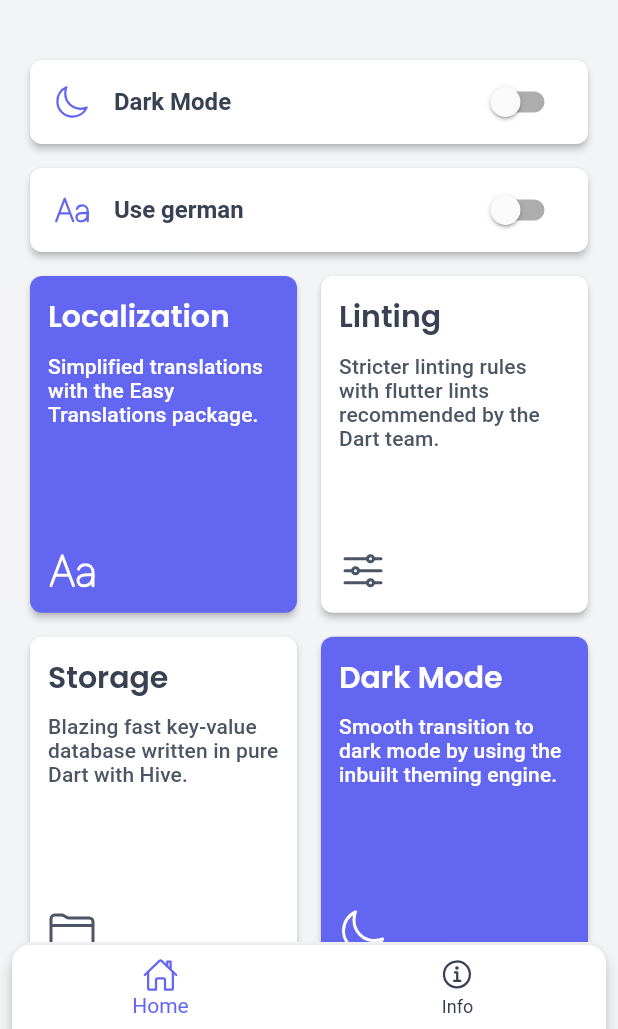
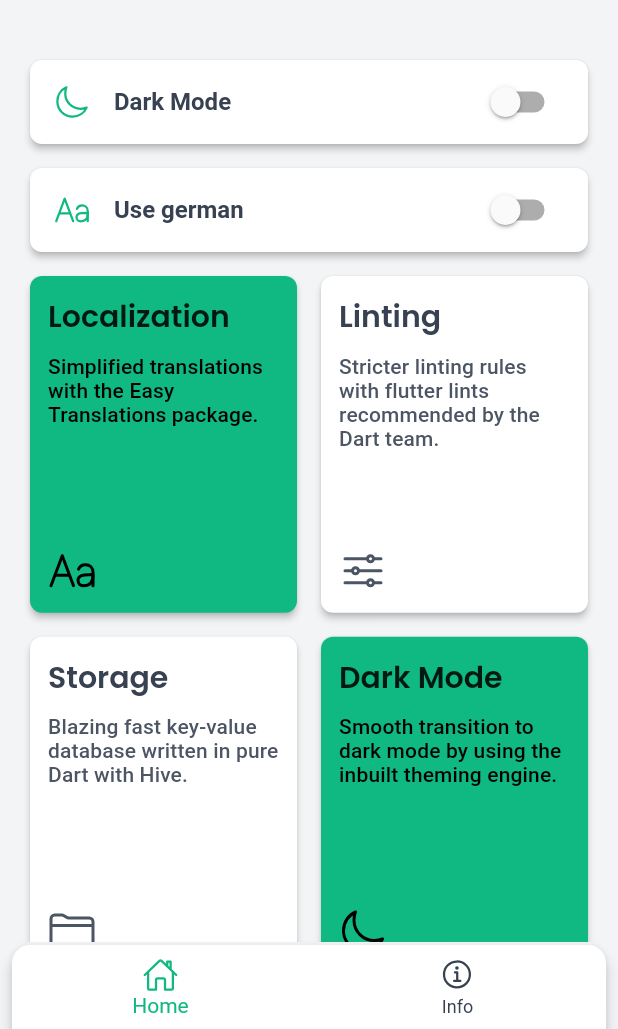
Before and after one commit to MohamedHana/mawquot, a Flutter app: the screen it shows after launch, on a phone screen of 412 x 824 dp, the part 207-1236 px from its top. Run offline on Flutter 3.47's test engine with Material 2 defaults, Android fonts, the light colour scheme and no system bars; our stand-ins replace bloc, easy_localization, equatable, flutter_bloc, hive, hydrated_bloc and 1 more; missing offline and left inert: flutter_displaymode; accounts and stored records are empty.

Commit message:
Initiated application themes and branding color

```diff
--- a/lib/config/theme.dart
+++ b/lib/config/theme.dart
@@ -5,19 +5,19 @@ class AppThemes {
   ///
   /// https://tailwindcss.com/docs/customizing-colors
 
-  static const int _primaryColor = 0xFF6366F1;
+  static const int _primaryColor = 0xFF10B981;
   static const MaterialColor primarySwatch =
       MaterialColor(_primaryColor, <int, Color>{
-    50: Color(0xFFECEDFD),
-    100: Color(0xFFD0D1FB),
-    200: Color(0xFFB1B3F8),
-    300: Color(0xFF9294F5),
-    400: Color(0xFF7A7DF3),
+    50: Color(0xFFECFDF5),
+    100: Color(0xFFD1FAE5),
+    200: Color(0xFFA7F3D0),
+    300: Color(0xFF6EE7B7),
+    400: Color(0xFF34D399),
     500: Color(_primaryColor),
-    600: Color(0xFF5B5EEF),
-    700: Color(0xFF5153ED),
-    800: Color(0xFF4749EB),
-    900: Color(0xFF3538E7),
+    600: Color(0xFF059669),
+    700: Color(0xFF047857),
+    800: Color(0xFF065F46),
+    900: Color(0xFF064E3B),
   });
 
   static const int _textColor = 0xFF6B7280;
--- a/lib/ui/widgets/app_bar_gone.dart
+++ b/lib/ui/widgets/app_bar_gone.dart
@@ -10,13 +10,13 @@ class AppBarGone extends StatelessWidget implements PreferredSizeWidget {
 
     /// This is a reliable way to change the statusbar icons and color
     return AppBar(
-      backwardsCompatibility: false,
+      // backwardsCompatibility: false,
       systemOverlayStyle: SystemUiOverlayStyle(
           statusBarColor: Colors.transparent,
           statusBarIconBrightness: brightness == Brightness.dark
               ? Brightness.light
               : Brightness.dark),
-      brightness: brightness,
+      // brightness: brightness,
       backgroundColor: Colors.transparent,
       elevation: 0,
       bottomOpacity: 0,
--- a/pubspec.yaml
+++ b/pubspec.yaml
@@ -34,7 +34,7 @@ dependencies:
   # Use with the CupertinoIcons class for iOS style icons.
   cupertino_icons: ^1.0.2
 
-  # App required packages
+  # App custom packages
   bloc: ^7.2.1
   flutter_bloc: ^7.3.0
   hydrated_bloc: ^7.1.0
@@ -56,6 +56,8 @@ dev_dependencies:
   # package. See that file for information about deactivating specific lint
   # rules and activating additional ones.
   flutter_lints: ^1.0.3
+
+  # App custom packages
 
 # For information on the generic Dart part of this file, see the
 # following page: https://dart.dev/tools/pub/pubspec
```
